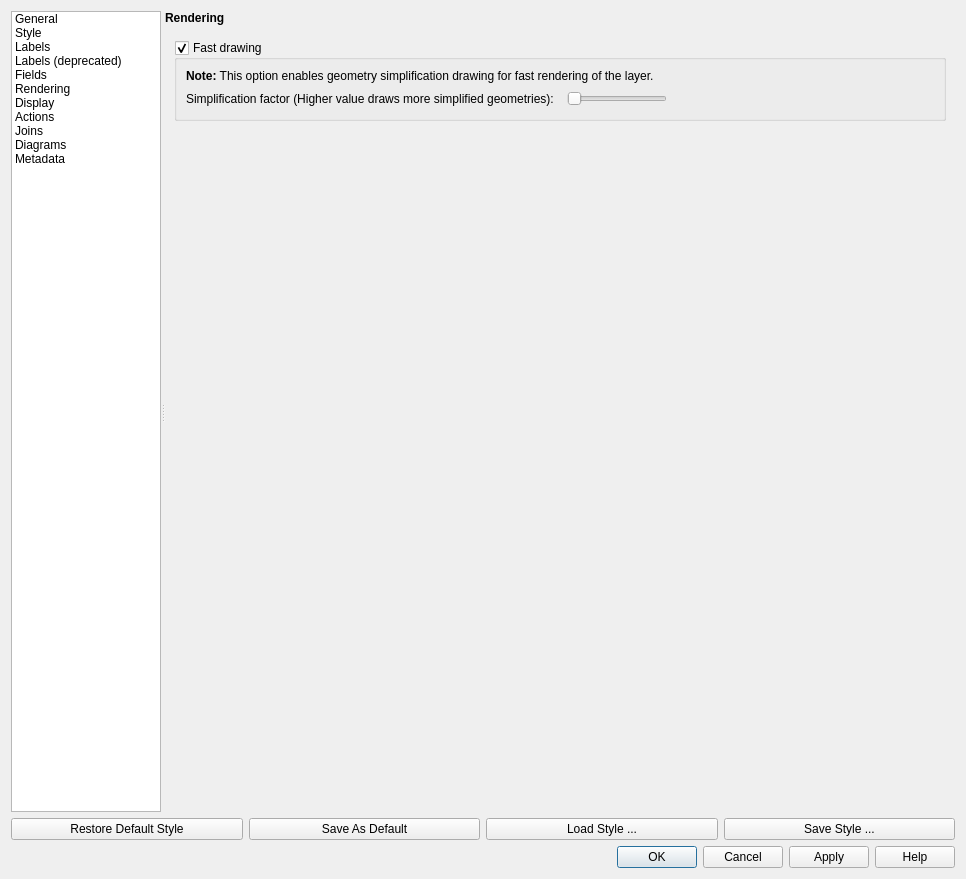
The window that src/ui/qgsvectorlayerpropertiesbase.ui (qgis/QGIS) describes before a commit, drawn with Qt 5.
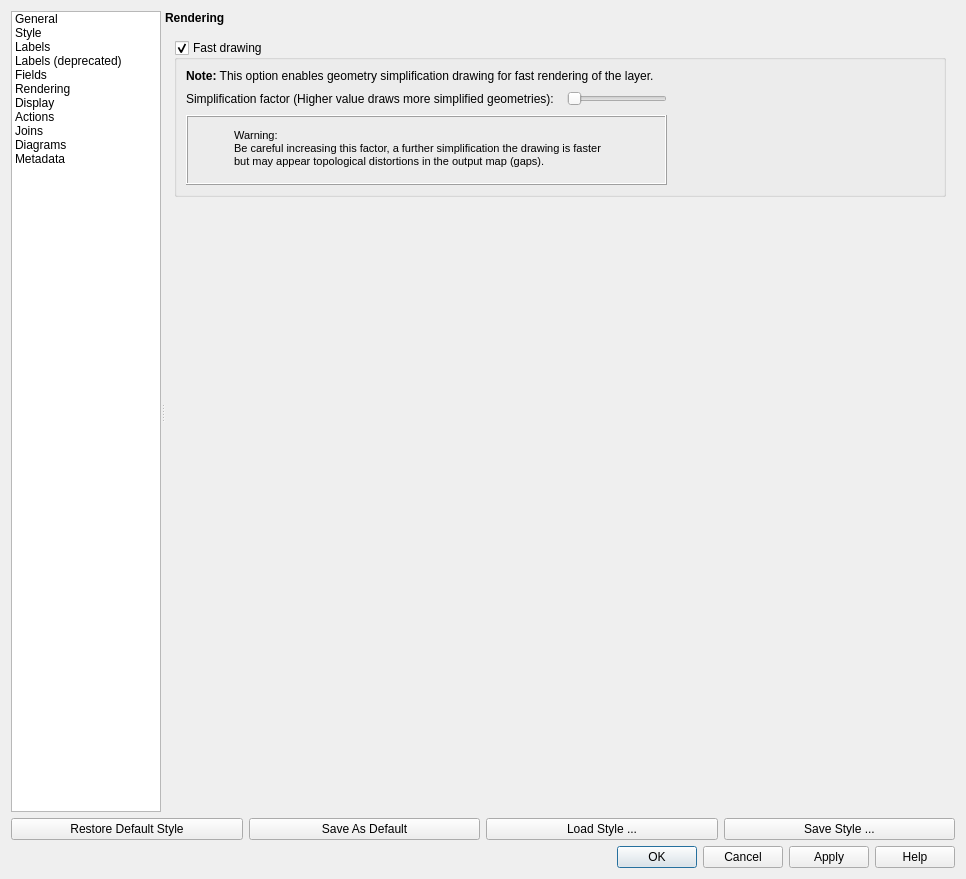
The same window after the commit. The open tabs and pages were chosen to show the change. Icons and pictures are not drawn. Custom widgets are drawn as their Qt base class.

Commit message: #8725: Show warning label for big simplify factor

Patch:
```diff
--- a/src/ui/qgsvectorlayerpropertiesbase.ui
+++ b/src/ui/qgsvectorlayerpropertiesbase.ui
@@ -949,7 +949,7 @@
                   <bool>true</bool>
                  </property>
                  <layout class="QGridLayout" name="_12">
-                  <item row="0" column="1" colspan="5">
+                      <item row="0" column="2" colspan="4">
                    <widget class="QLabel" name="label_16">
                     <property name="sizePolicy">
                      <sizepolicy hsizetype="Preferred" vsizetype="Preferred">
@@ -965,7 +965,7 @@
                     </property>
                    </widget>
                   </item>
-                  <item row="7" column="1">
+                      <item row="7" column="2">
                    <widget class="QLabel" name="label_17">
                     <property name="text">
                      <string>Simplification factor (Higher value draws more simplified geometries):  </string>
@@ -975,7 +975,7 @@
                     </property>
                    </widget>
                   </item>
-                  <item row="7" column="2">
+                      <item row="7" column="3">
                    <widget class="QSlider" name="mSimplifyDrawingSlider">
                     <property name="maximumSize">
                      <size>
@@ -986,12 +986,12 @@
                     <property name="toolTip">
                      <string>Higher value draws more simplified geometries</string>
                     </property>
+                          <property name="minimum">
+                            <number>0</number>
+                          </property>
                     <property name="maximum">
                      <number>20</number>
                     </property>
-                    <property name="minimum">
-                     <number>0</number>
-                    </property>
                     <property name="value">
                      <number>0</number>
                     </property>
@@ -1009,7 +1009,7 @@
                     </property>
                    </widget>
                   </item>
-                  <item row="7" column="3">
+                      <item row="7" column="4">
                    <spacer name="horizontalSpacer_6">
                     <property name="orientation">
                      <enum>Qt::Horizontal</enum>
@@ -1022,6 +1022,103 @@
                     </property>
                    </spacer>
                   </item>
+                      <item row="10" column="2" colspan="2">
+                        <widget class="QFrame" name="mSimplifyDrawingPanel">
+                          <property name="minimumSize">
+                            <size>
+                              <width>0</width>
+                              <height>70</height>
+                            </size>
+                          </property>
+                          <property name="maximumSize">
+                            <size>
+                              <width>16777215</width>
+                              <height>16777215</height>
+                            </size>
+                          </property>
+                          <property name="frameShape">
+                            <enum>QFrame::Box</enum>
+                          </property>
+                          <property name="frameShadow">
+                            <enum>QFrame::Raised</enum>
+                          </property>
+                          <widget class="QLabel" name="mSimplifyDrawingIcon">
+                            <property name="geometry">
+                              <rect>
+                                <x>10</x>
+                                <y>0</y>
+                                <width>60</width>
+                                <height>67</height>
+                              </rect>
+                            </property>
+                            <property name="sizePolicy">
+                              <sizepolicy hsizetype="Fixed" vsizetype="Fixed">
+                                <horstretch>0</horstretch>
+                                <verstretch>0</verstretch>
+                              </sizepolicy>
+                            </property>
+                            <property name="minimumSize">
+                              <size>
+                                <width>60</width>
+                                <height>67</height>
+                              </size>
+                            </property>
+                            <property name="maximumSize">
+                              <size>
+                                <width>40</width>
+                                <height>40</height>
+                              </size>
+                            </property>
+                            <property name="layoutDirection">
+                              <enum>Qt::LeftToRight</enum>
+                            </property>
+                            <property name="autoFillBackground">
+                              <bool>false</bool>
+                            </property>
+                            <property name="text">
+                              <string/>
+                            </property>
+                            <property name="pixmap">
+                              <pixmap resource="../../images/images.qrc">:/images/themes/default/mIconWarn.png</pixmap>
+                            </property>
+                            <property name="scaledContents">
+                              <bool>false</bool>
+                            </property>
+                          </widget>
+                          <widget class="QLabel" name="mSimplifyDrawingLabel">
+                            <property name="geometry">
+                              <rect>
+                                <x>45</x>
+                                <y>8</y>
+                                <width>391</width>
+                                <height>51</height>
+                              </rect>
+                            </property>
+                            <property name="text">
+                              <string>&lt;!DOCTYPE HTML PUBLIC &quot;-//W3C//DTD HTML 4.0//EN&quot; &quot;http://www.w3.org/TR/REC-html40/strict.dtd&quot;&gt;
+&lt;html&gt;&lt;head&gt;&lt;meta name=&quot;qrichtext&quot; content=&quot;1&quot; /&gt;&lt;style type=&quot;text/css&quot;&gt;
+p, li { white-space: pre-wrap; }
+&lt;/style&gt;&lt;/head&gt;&lt;body style=&quot; font-family:'MS Shell Dlg 2'; font-size:8.25pt; font-weight:400; font-style:normal;&quot;&gt;
+&lt;p style=&quot; margin-top:0px; margin-bottom:0px; margin-left:0px; margin-right:0px; -qt-block-indent:0; text-indent:0px;&quot;&gt;&lt;span style=&quot; font-size:8pt;&quot;&gt; Warning:&lt;/span&gt;&lt;/p&gt;
+&lt;p style=&quot; margin-top:0px; margin-bottom:0px; margin-left:0px; margin-right:0px; -qt-block-indent:0; text-indent:0px;&quot;&gt;&lt;span style=&quot; font-size:8pt;&quot;&gt; Be careful increasing this factor, a further simplification the drawing is faster &lt;/span&gt;&lt;/p&gt;
+&lt;p style=&quot; margin-top:0px; margin-bottom:0px; margin-left:0px; margin-right:0px; -qt-block-indent:0; text-indent:0px;&quot;&gt;&lt;span style=&quot; font-size:8pt;&quot;&gt; but may appear topological distortions in the output map (gaps).&lt;/span&gt;&lt;/p&gt;&lt;/body&gt;&lt;/html&gt;</string>
+                            </property>
+                          </widget>
+                        </widget>
+                      </item>
+                      <item row="10" column="4">
+                        <spacer name="horizontalSpacer_7">
+                          <property name="orientation">
+                            <enum>Qt::Horizontal</enum>
+                          </property>
+                          <property name="sizeHint" stdset="0">
+                            <size>
+                              <width>40</width>
+                              <height>20</height>
+                            </size>
+                          </property>
+                        </spacer>
+                      </item>
                  </layout>
                 </widget>
                </item>
```
Lines whose indentation alone changed are shown as unchanged. The commit also changes 2 other files.
